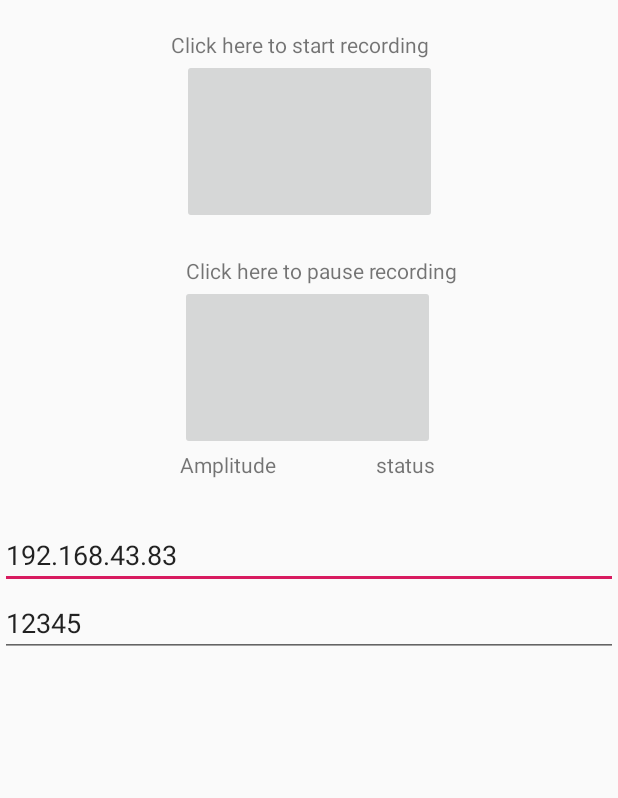
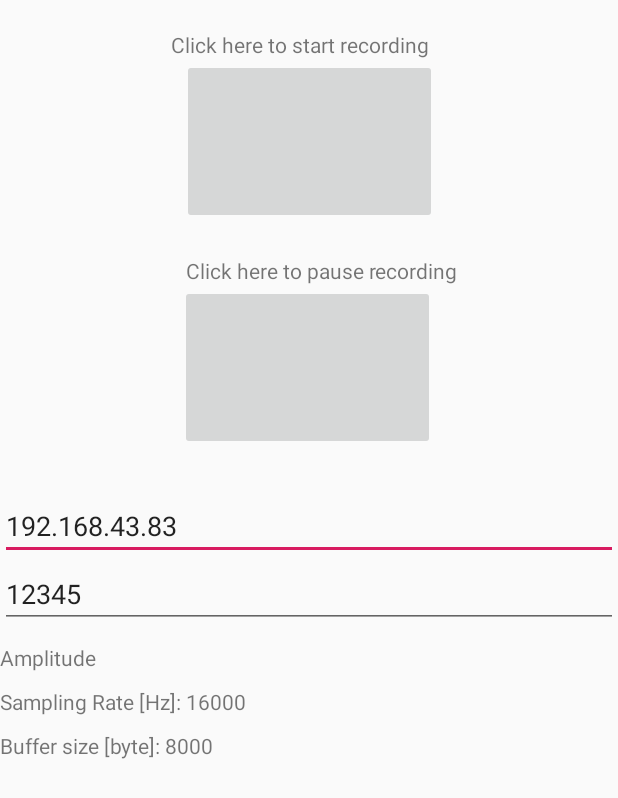
Before and after one commit to christofbaeriswyl/SPAI_android, an Android app: the screen it shows after launch (MainActivity), after a tap on an icon or button, on a phone screen of 412 x 824 dp. Shown: the top 798 px of the screen. Run offline under Robolectric (Android 15) with nearby library versions, the phone set to English and light mode, and no system bars.

Commit message:
add amplitude

```diff
--- a/app/src/main/java/com/example/myapplication/MainActivity.java
+++ b/app/src/main/java/com/example/myapplication/MainActivity.java
@@ -17,15 +17,18 @@ package com.example.myapplication;
         import android.widget.Button;
         import android.widget.ImageButton;
         import android.widget.EditText;
+        import android.widget.TextView;
 
 public class MainActivity extends Activity {
     private Button startButton,stopButton;
     private ImageButton imageStart, imageStop;
     EditText editTextAddress, editTextPort;
+    TextView textAmplitude, textSamplingRate, textBufferSize;
 
     public byte[] buffer;
     public static DatagramSocket socket;
     private int port=12345;
+    private int AmplitudeCounter =0;
 
     AudioRecord recorder;
 
@@ -45,9 +48,16 @@ public class MainActivity extends Activity {
         imageStop = findViewById(R.id.imageButton2);
         editTextAddress = (EditText) findViewById(R.id.address);
         editTextPort = (EditText) findViewById(R.id.port);
+        textAmplitude = findViewById(R.id.textAmplitude);
+        textSamplingRate = findViewById(R.id.textSamplingRate);
+        textBufferSize = findViewById(R.id.textBufferSize);
 
         imageStart.setOnClickListener (imageStartListener);
         imageStop.setOnClickListener (imageStopListener);
+
+        textBufferSize.setText("Buffer size [byte]: " + Integer.toString(minBufSize));
+        textSamplingRate.setText("Sampling Rate [Hz]: " + Integer.toString(sampleRate));
+
 
     }
 
@@ -73,7 +83,7 @@ public class MainActivity extends Activity {
                 try {
                     DatagramSocket socket = new DatagramSocket();
                     Log.d("VS", "Socket Created");
-                    byte[] buffer = new byte[minBufSize];
+                    final byte[] buffer = new byte[minBufSize];
                     Log.d("VS","Buffer created of size " + minBufSize);
                     DatagramPacket packet;
                     //final InetAddress destination = InetAddress.getByName("192.168.43.83");
@@ -91,7 +101,18 @@ public class MainActivity extends Activity {
                         //putting buffer in the packet
                         packet = new DatagramPacket (buffer,buffer.length,destination,port);
                         socket.send(packet);
-                        System.out.println("MinBufferSize: " +minBufSize);
+
+                        AmplitudeCounter++;
+                        if (AmplitudeCounter == 10) {
+                            AmplitudeCounter = 0;
+                            runOnUiThread(new Runnable() {
+                                @Override
+                                public void run() {
+                                    textAmplitude.setText("Amplitude: " + Double.toString(getAmplitude(buffer)));
+                                }
+                            });
+                        }
+                        //System.out.println("MinBufferSize: " +minBufSize);
                     }
                 } catch(UnknownHostException e) {
                     Log.e("VS", "UnknownHostException");
@@ -103,17 +124,16 @@ public class MainActivity extends Activity {
         });
         streamThread.start();
     }
-    /*public double getAmplitude() {
-        short[] buffer = new short[minSize];
-        ar.read(buffer, 0, minSize);
+    private double getAmplitude(byte[] buffer) {
         int max = 0;
-        for (short s : buffer)
+        for (int i = 0; i < buffer.length/2 - 1; i++)
         {
-            if (Math.abs(s) > max)
+            short val=(short)(((buffer[2*i + 1] & 0xFF) << 8) | (buffer[2*i] & 0xFF));
+            if (Math.abs(val) > max)
             {
-                max = Math.abs(s);
+                max = Math.abs(val);
             }
         }
         return max;
-    }*/
+    }
 }
--- a/app/src/main/res/layout/activity_main.xml
+++ b/app/src/main/res/layout/activity_main.xml
@@ -13,7 +13,7 @@
         android:layout_marginTop="28dp"
         android:hint="dstAddress"
         android:text="192.168.43.83"
-        app:layout_constraintTop_toBottomOf="@+id/textView3"
+        app:layout_constraintTop_toBottomOf="@+id/imageButton2"
         tools:layout_editor_absoluteX="0dp" />
 
     <EditText
@@ -70,27 +70,35 @@
         app:layout_constraintEnd_toEndOf="@+id/imageButton2" />
 
     <TextView
-        android:id="@+id/textView3"
+        android:id="@+id/textAmplitude"
         android:layout_width="wrap_content"
         android:layout_height="wrap_content"
-        android:layout_marginEnd="56dp"
-        android:layout_marginRight="56dp"
+        android:layout_marginTop="10dp"
         android:text="Amplitude"
         android:visibility="visible"
-        app:layout_constraintTop_toBottomOf="@+id/imageButton2"
-        app:layout_constraintStart_toStartOf="@+id/imageButton2"
-        app:layout_constraintHorizontal_bias="0.594"
-        tools:layout_editor_absoluteY="355dp" />
+        app:layout_constraintStart_toStartOf="@+id/port"
+        app:layout_constraintTop_toBottomOf="@+id/port" />
 
     <TextView
-        android:id="@+id/status"
+        android:id="@+id/textSamplingRate"
         android:layout_width="wrap_content"
         android:layout_height="wrap_content"
-        android:text="status"
-        app:layout_constraintTop_toBottomOf="@+id/imageButton2"
-        app:layout_constraintEnd_toEndOf="@+id/imageButton2"
-        tools:layout_editor_absoluteX="251dp"
-        tools:layout_editor_absoluteY="299dp" />
+        android:layout_marginTop="10dp"
+        android:text="Sampling Rate"
+        android:visibility="visible"
+        app:layout_constraintStart_toStartOf="@+id/textAmplitude"
+        app:layout_constraintTop_toBottomOf="@+id/textAmplitude" />
+
+    <TextView
+        android:id="@+id/textBufferSize"
+        android:layout_width="wrap_content"
+        android:layout_height="wrap_content"
+        android:layout_marginTop="10dp"
+        android:text="Buffer Size"
+        android:visibility="visible"
+        app:layout_constraintStart_toStartOf="@+id/textSamplingRate"
+        app:layout_constraintTop_toBottomOf="@+id/textSamplingRate" />
+
 
 
 </androidx.constraintlayout.widget.ConstraintLayout>
```
